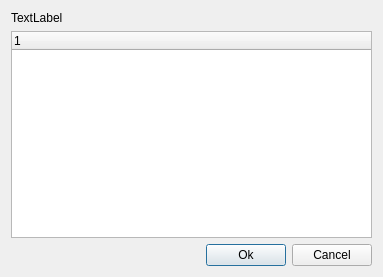
Before: the Qt Designer form src/GuiCreateGroupChat.ui in hwgao/beebeep, drawn with Qt 5.
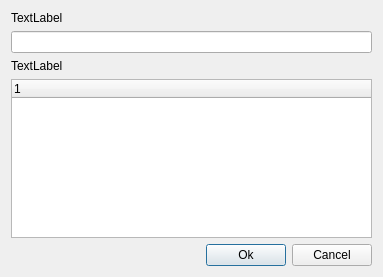
After: the same form once the commit is applied.

```diff
--- a/src/GuiCreateGroupChat.ui
+++ b/src/GuiCreateGroupChat.ui
@@ -14,14 +14,24 @@
    <string>Dialog</string>
   </property>
   <layout class="QGridLayout" name="gridLayout">
-   <item row="0" column="0" colspan="3">
-    <widget class="QLabel" name="mp_labelText">
+   <item row="0" column="0">
+    <widget class="QLabel" name="mp_labelName">
      <property name="text">
       <string>TextLabel</string>
      </property>
     </widget>
    </item>
    <item row="1" column="0" colspan="3">
+    <widget class="QLineEdit" name="mp_leName"/>
+   </item>
+   <item row="2" column="0">
+    <widget class="QLabel" name="mp_labelText">
+     <property name="text">
+      <string>TextLabel</string>
+     </property>
+    </widget>
+   </item>
+   <item row="3" column="0" colspan="3">
     <widget class="QTreeWidget" name="mp_twUsers">
      <property name="columnCount">
       <number>1</number>
@@ -33,7 +43,7 @@
      </column>
     </widget>
    </item>
-   <item row="2" column="0">
+   <item row="4" column="0">
     <spacer name="horizontalSpacer">
      <property name="orientation">
       <enum>Qt::Horizontal</enum>
@@ -46,14 +56,14 @@
      </property>
     </spacer>
    </item>
-   <item row="2" column="1">
+   <item row="4" column="1">
     <widget class="QPushButton" name="mp_pbOk">
      <property name="text">
       <string>Ok</string>
      </property>
     </widget>
    </item>
-   <item row="2" column="2">
+   <item row="4" column="2">
     <widget class="QPushButton" name="mp_pbCancel">
      <property name="text">
       <string>Cancel</string>
```
Left out of the diff: 6 changed lines with no effect on the pictures.
